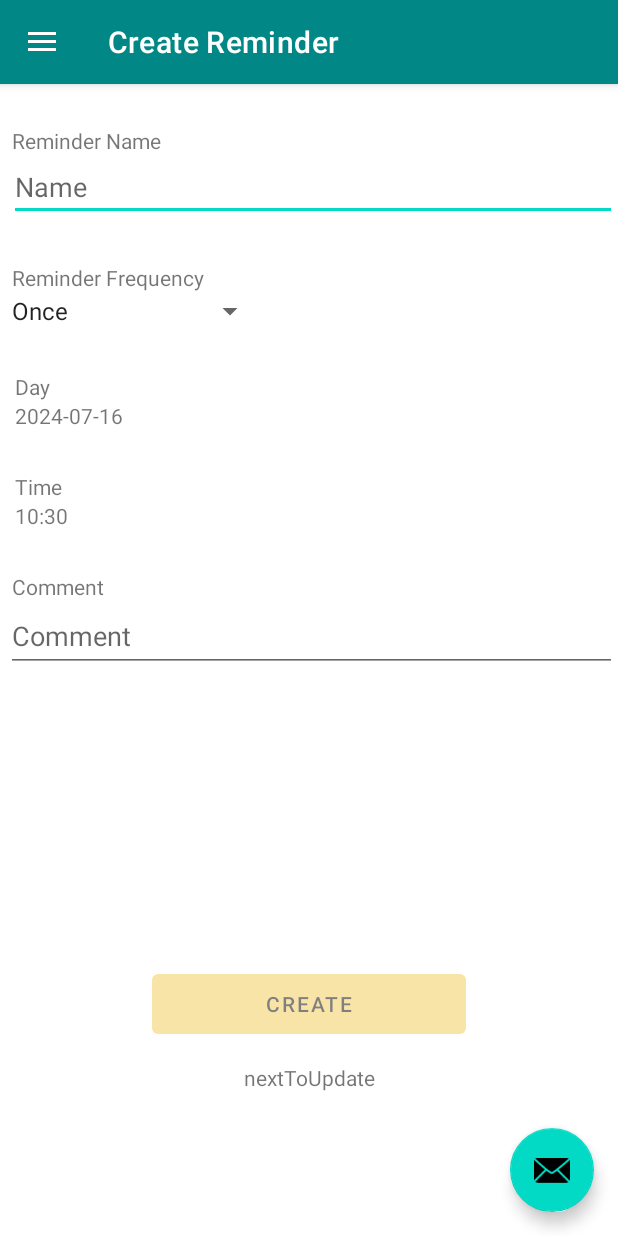
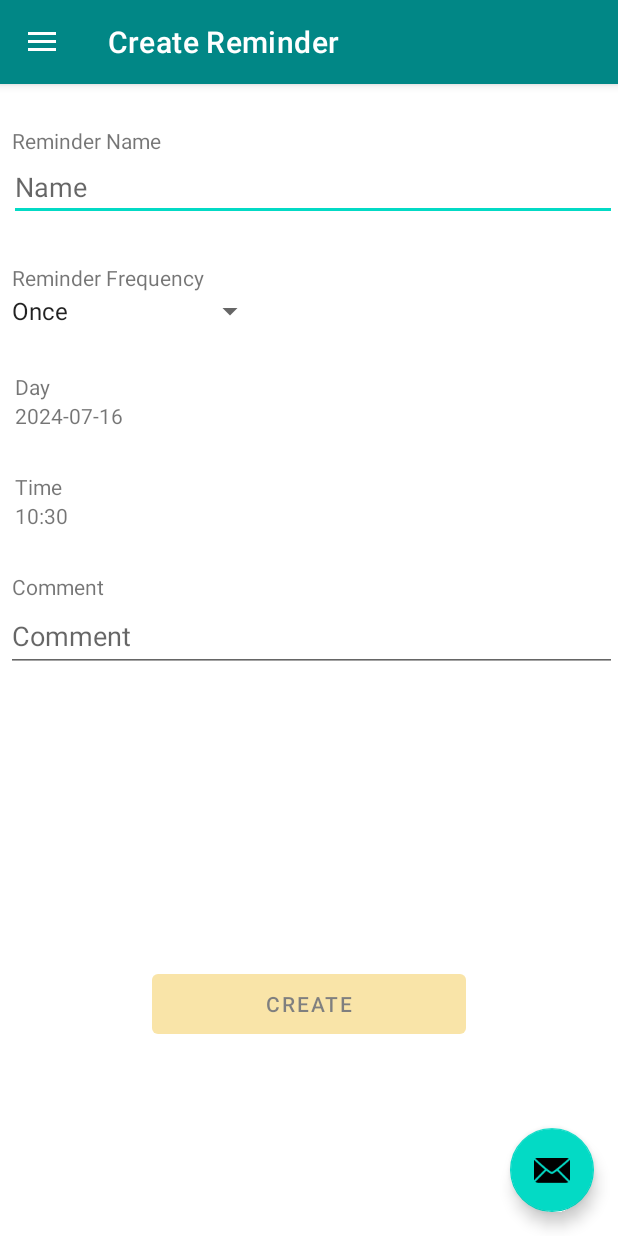
Before and after one commit to PhamTuanDuongs/money_manager, an Android app: the screen it shows after launch (MainActivity), after a tap on "Reminder", on a phone screen of 412 x 824 dp. Run offline under Robolectric (Android 15) with nearby library versions, the phone set to English and light mode, and no system bars; our stand-ins replace Firebase (no records; nobody signed in at launch, a user with empty details on screens opened directly); libraries missing offline, so code that uses them is left out: com.github.mikephil.charting; 1 statement that could not run was skipped; 1 other tap on this screen came first.

Commit message:
merge thanh's part

```diff
--- a/app/src/main/java/com/example/money_manager/ui/CreateReminderFragment.java
+++ b/app/src/main/java/com/example/money_manager/ui/CreateReminderFragment.java
@@ -30,7 +30,7 @@ import com.example.money_manager.utils.DateTimeUtils;
 
 public class CreateReminderFragment extends Fragment implements CreateReminderContract.View {
     private Spinner sp;
-    private TextView txtDate, txtHour, txt_required, txt_next_to_Update;
+    private TextView txtDate, txtHour, txt_required;
     private EditText edt_Create, edt_Comment;
     private  CreateReminderPresenter presenter;
     private Button btn_create_reminder;
@@ -63,7 +63,6 @@ public class CreateReminderFragment extends Fragment implements CreateReminderCo
         txtHour.setText(DateTimeUtils.getCurrentHour().toString());
         txt_required = v.findViewById(R.id.txt_required_update);
         edt_Create = v.findViewById(R.id.edt_creat_name);
-        txt_next_to_Update = v.findViewById(R.id.nextToUpdate);
         edt_Comment = v.findViewById(R.id.edt_comment);
         btn_create_reminder = v.findViewById(R.id.btn_create_reminder);
         btn_create_reminder.setAlpha(0.5f);
@@ -122,20 +121,6 @@ public class CreateReminderFragment extends Fragment implements CreateReminderCo
                 transaction.commit();
             }
         });
-
-        txt_next_to_Update.setOnClickListener(new View.OnClickListener() {
-            @Override
-            public void onClick(View v) {
-                UpdateReminderFragment updateFragment = new UpdateReminderFragment();
-                Bundle args = new Bundle();
-                args.putString("id", "-1309822290");
-                updateFragment.setArguments(args);
-                getParentFragmentManager().beginTransaction()
-                        .replace(R.id.nav_host_fragment_content_main, updateFragment)
-                        .addToBackStack(null)
-                        .commit();
-            }
-        });
     }
 
     private void handleNameReminder() {
--- a/app/src/main/java/com/example/money_manager/ui/UpdateReminderFragment.java
+++ b/app/src/main/java/com/example/money_manager/ui/UpdateReminderFragment.java
@@ -191,8 +191,8 @@ public class UpdateReminderFragment extends Fragment implements UpdateReminderCo
     public void fillExistData(Reminder reminder) {
         edt_Update.setText(reminder.getName());
         edt_Comment.setText(reminder.getComment());
-        txtDate.setText(DateTimeUtils.convertTimestampToDate(reminder.getDatetime()));
-        txtHour.setText(DateTimeUtils.convertTimestampToTime(reminder.getDatetime()));
+        txtDate.setText(DateTimeUtils.convertTimestampToDate(reminder.getDateTime()));
+        txtHour.setText(DateTimeUtils.convertTimestampToTime(reminder.getDateTime()));
         String frequency = reminder.getFrequency();
         ArrayAdapter<String> adapter = (ArrayAdapter<String>) sp.getAdapter();
         int spinnerPosition = adapter.getPosition(frequency);
--- a/app/src/main/res/layout/fragment_create_reminder.xml
+++ b/app/src/main/res/layout/fragment_create_reminder.xml
@@ -133,14 +133,4 @@
         app:layout_constraintStart_toStartOf="parent"
         app:layout_constraintTop_toBottomOf="@+id/edt_creat_name" />
 
-    <TextView
-        android:id="@+id/nextToUpdate"
-        android:layout_width="wrap_content"
-        android:layout_height="wrap_content"
-        android:layout_marginTop="13dp"
-        android:text="nextToUpdate"
-        app:layout_constraintEnd_toEndOf="parent"
-        app:layout_constraintStart_toStartOf="parent"
-        app:layout_constraintTop_toBottomOf="@+id/btn_create_reminder" />
-
 </androidx.constraintlayout.widget.ConstraintLayout>
```
